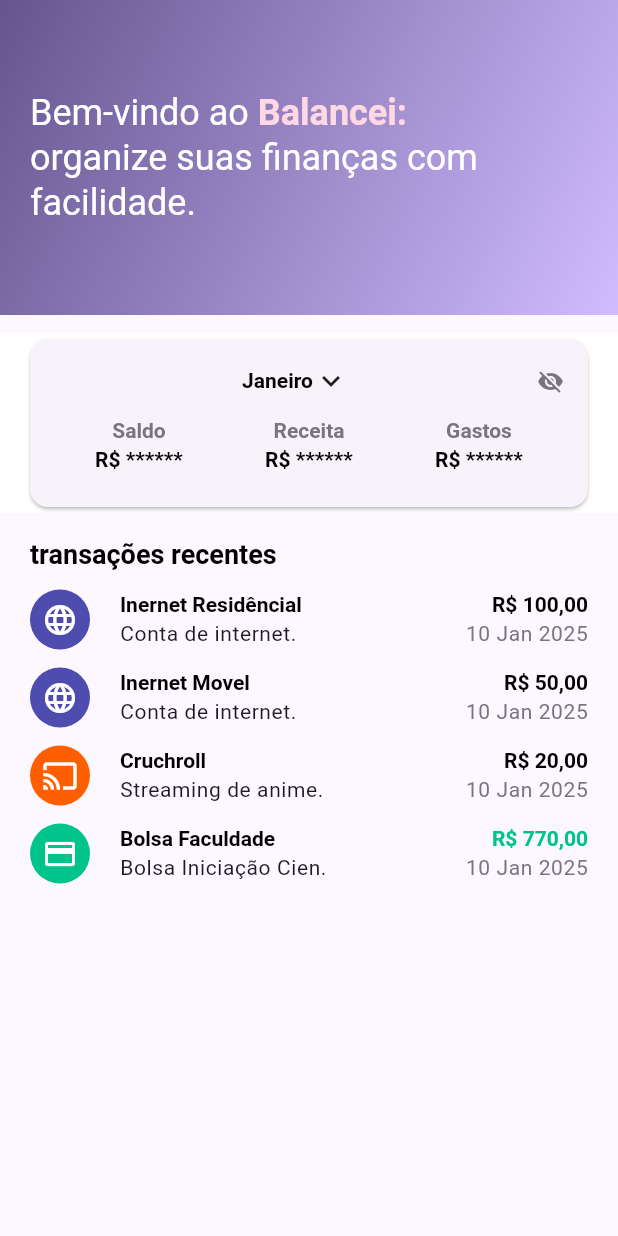
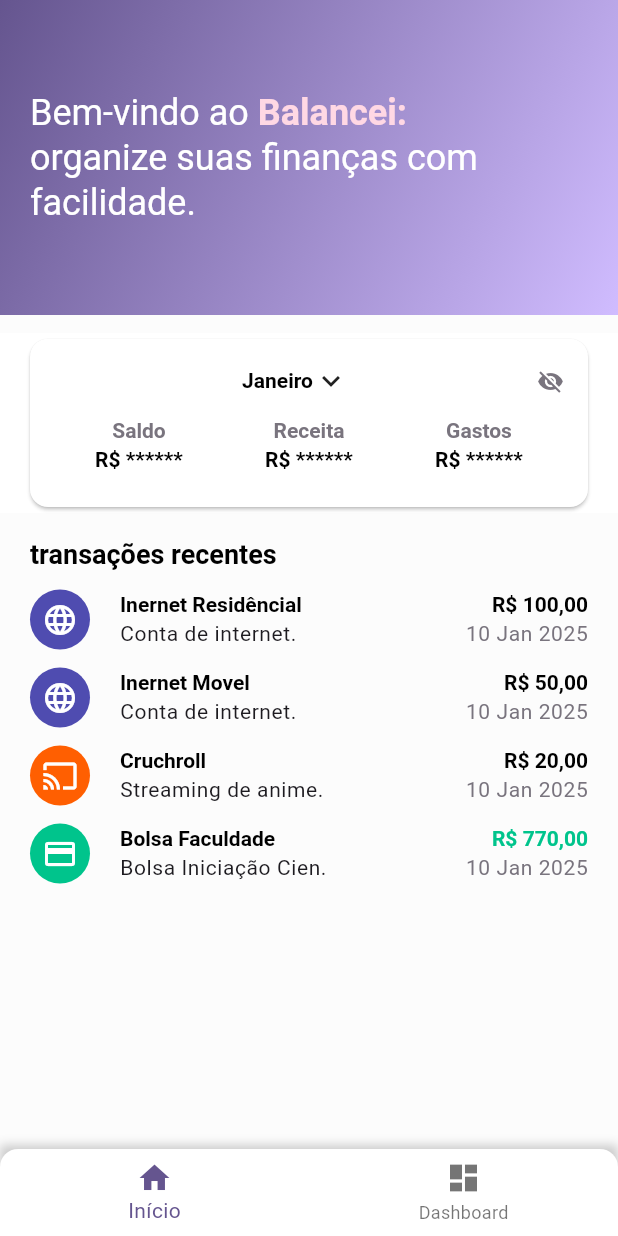
Before and after one commit to Eder-Queiroz/balancei, a Flutter app: the screen it shows after launch, on a phone screen of 412 x 824 dp. Run offline on Flutter 3.47's test engine with Material 3 defaults, Android fonts, the light colour scheme and no system bars; our stand-ins replace go_router.

Commit message:
create bottom navigation

```diff
--- a/lib/ui/home/home_screen.dart
+++ b/lib/ui/home/home_screen.dart
@@ -13,9 +13,7 @@ class _HomeScreenState extends State<HomeScreen> {
   @override
   Widget build(BuildContext context) {
     final textTheme = Theme.of(context).textTheme;
-    return Material(
-      child: SafeArea(
-        child: CustomScrollView(
+    return CustomScrollView(
       slivers: <Widget>[
         SliverPadding(
           padding: EdgeInsets.only(
@@ -67,6 +65,7 @@ class _HomeScreenState extends State<HomeScreen> {
             minHeight: 120,
             maxHeight: 120,
             child: Card(
+              color: Colors.white,
               child: Padding(
                 padding: const EdgeInsets.all(CommomSpacing.medium),
                 child: Column(
@@ -162,8 +161,6 @@ class _HomeScreenState extends State<HomeScreen> {
           ),
         ),
       ],
-        ),
-      ),
     );
   }
 
--- /dev/null
+++ b/lib/ui/utils/bottom_navigation.dart
@@ -0,0 +1,80 @@
+import 'package:balancei_app/router/routers.dart';
+import 'package:balancei_app/ui/utils/commom_radius.dart';
+import 'package:flutter/material.dart';
+import 'package:go_router/go_router.dart';
+
+class BottomNavigation extends StatelessWidget {
+  final Widget child;
+
+  const BottomNavigation({super.key, required this.child});
+
+  int _getCurrentIndex(BuildContext context) {
+    final String currentLocation = GoRouterState.of(context).uri.path;
+
+    if (currentLocation.startsWith(DashboardRoute().location)) {
+      return 1;
+    }
+
+    return 0;
+  }
+
+  @override
+  Widget build(BuildContext context) {
+    return Scaffold(
+      body: SafeArea(
+        child: Column(
+          children: [
+            Expanded(
+              child: child,
+            ),
+            Container(
+              decoration: BoxDecoration(
+                boxShadow: [
+                  BoxShadow(
+                    color: Colors.black.withValues(
+                      alpha: 0.2,
+                    ),
+                    spreadRadius: 0,
+                    blurRadius: 5,
+                    offset: Offset(0, -3), // Sombra na parte superior
+                  ),
+                ],
+              ),
+              child: ClipRRect(
+                borderRadius: BorderRadius.only(
+                  topLeft: CommomRadius.large,
+                  topRight: CommomRadius.large,
+                ),
+                child: BottomNavigationBar(
+                  items: const <BottomNavigationBarItem>[
+                    BottomNavigationBarItem(
+                      icon: Icon(Icons.home),
+                      label: 'Início',
+                    ),
+                    BottomNavigationBarItem(
+                      icon: Icon(Icons.dashboard),
+                      label: 'Dashboard',
+                    ),
+                  ],
+                  elevation: 0,
+                  backgroundColor: Colors.white,
+                  currentIndex: _getCurrentIndex(context),
+                  onTap: (value) {
+                    switch (value) {
+                      case 0:
+                        HomeRoute().go(context);
+                        break;
+                      case 1:
+                        DashboardRoute().go(context);
+                        break;
+                    }
+                  },
+                ),
+              ),
+            ),
+          ],
+        ),
+      ),
+    );
+  }
+}
--- /dev/null
+++ b/lib/ui/utils/commom_radius.dart
@@ -0,0 +1,8 @@
+import 'package:flutter/material.dart';
+
+class CommomRadius {
+  static const small = Radius.circular(4.0);
+  static const medium = Radius.circular(8.0);
+  static const large = Radius.circular(12.0);
+  static const extraLarge = Radius.circular(16.0);
+}
```
Also changed, not shown: lib/router/routers.dart (+26 -4 lines), lib/ui/dashboard/dashboard_screen.dart (added, +17 -0 lines), lib/router/routers.g.dart. Lines whose indentation alone changed are shown as unchanged.
